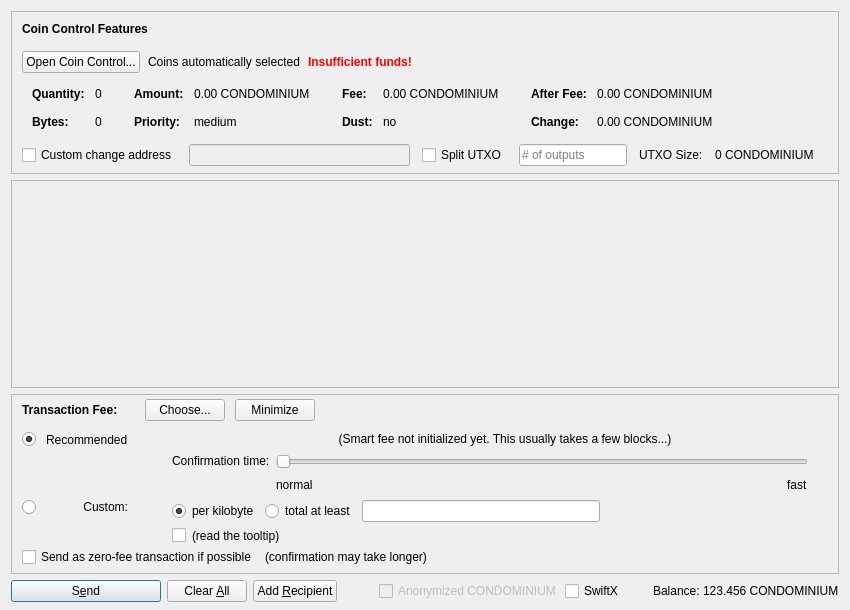
Qt form src/qt/forms/sendcoinsdialog.ui (goldprogr/ascoin) before a commit.
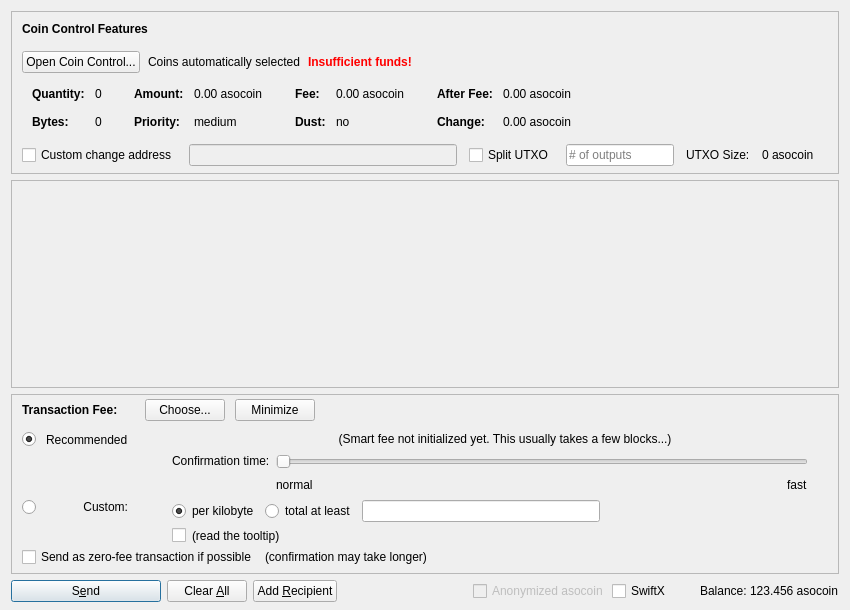
The same form after that commit. Icons and pictures are not drawn. Custom widgets are drawn as their Qt base class.

The edit to the form file:
```diff
--- a/src/qt/forms/sendcoinsdialog.ui
+++ b/src/qt/forms/sendcoinsdialog.ui
@@ -324,7 +324,7 @@
                   <enum>Qt::ActionsContextMenu</enum>
                  </property>
                  <property name="text">
-                  <string notr="true">0.00 CONDOMINIUM</string>
+                  <string notr="true">0.00 asocoin</string>
                  </property>
                  <property name="textInteractionFlags">
                   <set>Qt::LinksAccessibleByMouse|Qt::TextSelectableByKeyboard|Qt::TextSelectableByMouse</set>
@@ -404,7 +404,7 @@
                   <enum>Qt::ActionsContextMenu</enum>
                  </property>
                  <property name="text">
-                  <string notr="true">0.00 CONDOMINIUM</string>
+                  <string notr="true">0.00 asocoin</string>
                  </property>
                  <property name="textInteractionFlags">
                   <set>Qt::LinksAccessibleByMouse|Qt::TextSelectableByKeyboard|Qt::TextSelectableByMouse</set>
@@ -484,7 +484,7 @@
                   <enum>Qt::ActionsContextMenu</enum>
                  </property>
                  <property name="text">
-                  <string notr="true">0.00 CONDOMINIUM</string>
+                  <string notr="true">0.00 asocoin</string>
                  </property>
                  <property name="textInteractionFlags">
                   <set>Qt::LinksAccessibleByMouse|Qt::TextSelectableByKeyboard|Qt::TextSelectableByMouse</set>
@@ -513,7 +513,7 @@
                   <enum>Qt::ActionsContextMenu</enum>
                  </property>
                  <property name="text">
-                  <string notr="true">0.00 CONDOMINIUM</string>
+                  <string notr="true">0.00 asocoin</string>
                  </property>
                  <property name="textInteractionFlags">
                   <set>Qt::LinksAccessibleByMouse|Qt::TextSelectableByKeyboard|Qt::TextSelectableByMouse</set>
@@ -594,7 +594,7 @@
           <item>
            <widget class="QLabel" name="labelBlockSize">
             <property name="text">
-             <string>0 CONDOMINIUM</string>
+             <string>0 asocoin</string>
             </property>
            </widget>
           </item>
@@ -1390,7 +1390,7 @@
           <bool>false</bool>
          </property>
          <property name="text">
-          <string>Anonymized CONDOMINIUM</string>
+          <string>Anonymized asocoin</string>
          </property>
         </widget>
        </item>
@@ -1429,7 +1429,7 @@
           <cursorShape>IBeamCursor</cursorShape>
          </property>
          <property name="text">
-          <string notr="true">123.456 CONDOMINIUM</string>
+          <string notr="true">123.456 asocoin</string>
          </property>
          <property name="textInteractionFlags">
           <set>Qt::LinksAccessibleByMouse|Qt::TextSelectableByKeyboard|Qt::TextSelectableByMouse</set>
```
Left out of the diff: 16 changed lines with no effect on the pictures.
